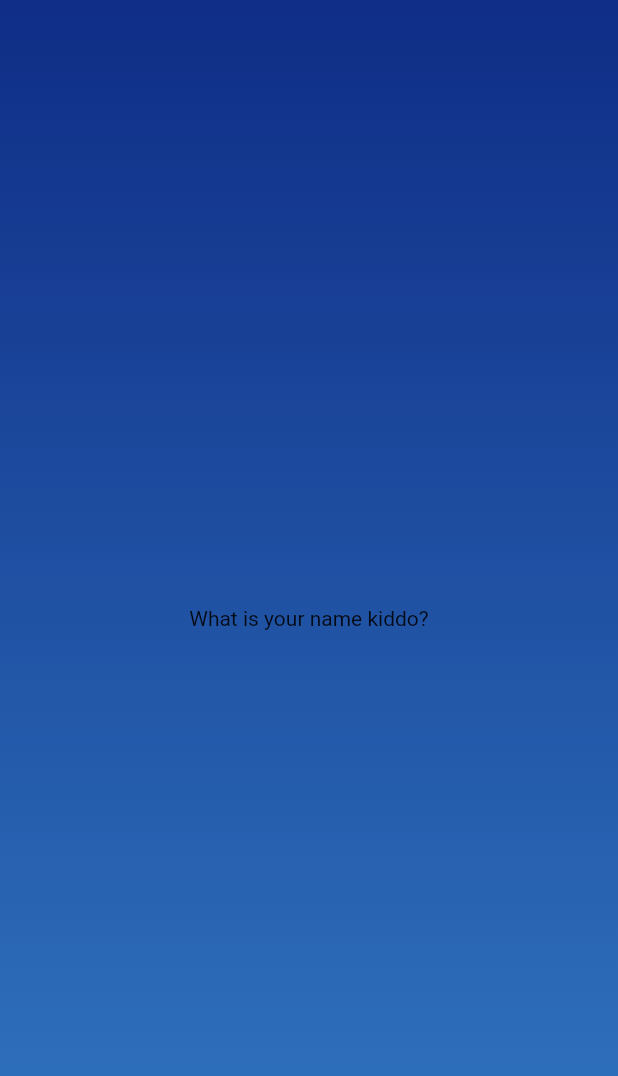
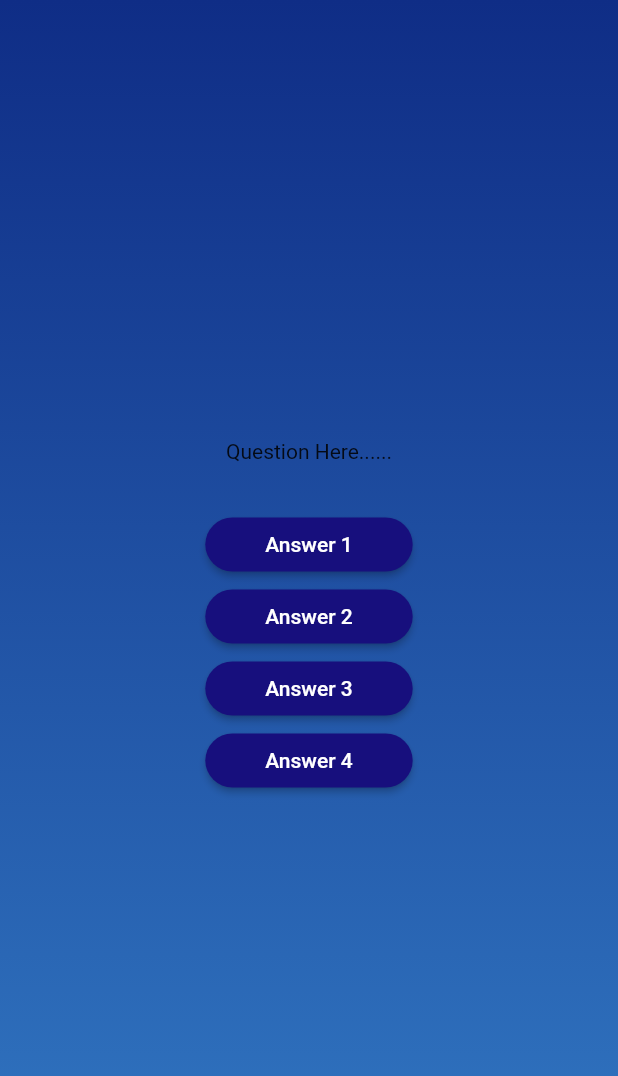
Before and after one commit to gxtanvir/quiz_app_practice, a Flutter app: the screen it shows after launch, after a tap on "Start Quiz", on a phone screen of 412 x 824 dp. Shown: the top 1076 px of the screen. Run offline on Flutter 3.47's test engine with Material 2 defaults, Android fonts, the phone set to English and light mode, and no system bars.

Commit message:
major update

```diff
--- /dev/null
+++ b/lib/answer_button.dart
@@ -0,0 +1,24 @@
+import 'package:flutter/material.dart';
+
+class AnswerButton extends StatelessWidget {
+  const AnswerButton({super.key, required this.onTap, required this.answer});
+
+  final void Function() onTap;
+  final String answer;
+
+  @override
+  Widget build(context) {
+    return ElevatedButton(
+      style: ElevatedButton.styleFrom(
+        padding: const EdgeInsets.symmetric(vertical: 10, horizontal: 40),
+        shape: RoundedRectangleBorder(
+          borderRadius: BorderRadius.circular(40),
+        ),
+        backgroundColor: const Color.fromARGB(255, 23, 15, 125),
+        foregroundColor: Colors.white,
+      ),
+      onPressed: onTap,
+      child: Text(answer),
+    );
+  }
+}
--- /dev/null
+++ b/lib/models/quiz_questions.dart
@@ -0,0 +1,6 @@
+class QuizQuestion {
+  const QuizQuestion(this.text, this.answers);
+
+  final String text;
+  final List<String> answers;
+}
--- a/lib/question_screen.dart
+++ b/lib/question_screen.dart
@@ -1,4 +1,5 @@
 import 'package:flutter/material.dart';
+import 'package:quiz_app/answer_button.dart';
 
 class QuestionScreen extends StatefulWidget {
   const QuestionScreen({super.key});
@@ -12,8 +13,18 @@ class QuestionScreen extends StatefulWidget {
 class _QuestionScreenState extends State<QuestionScreen> {
   @override
   Widget build(context) {
-    return const Center(
-      child: Text("What is your name kiddo?"),
+    return Center(
+      child: Column(
+        mainAxisSize: MainAxisSize.min,
+        children: [
+          const Text("Question Here......"),
+          const SizedBox(height: 30),
+          AnswerButton(onTap: () {}, answer: 'Answer 1'),
+          AnswerButton(onTap: () {}, answer: 'Answer 2'),
+          AnswerButton(onTap: () {}, answer: 'Answer 3'),
+          AnswerButton(onTap: () {}, answer: 'Answer 4'),
+        ],
+      ),
     );
   }
 }
```
Also changed, not shown: lib/data/questions.dart (added, +55 -0 lines), lib/quiz.dart (line endings or trailing spaces).
